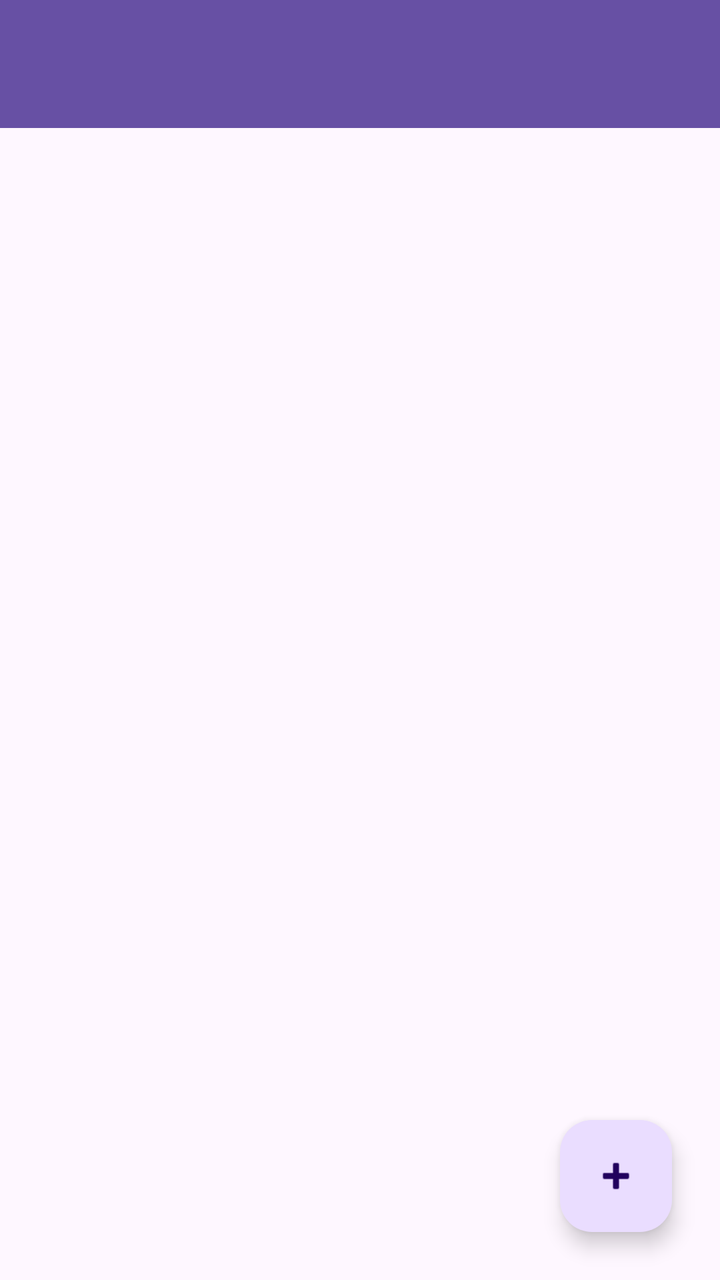
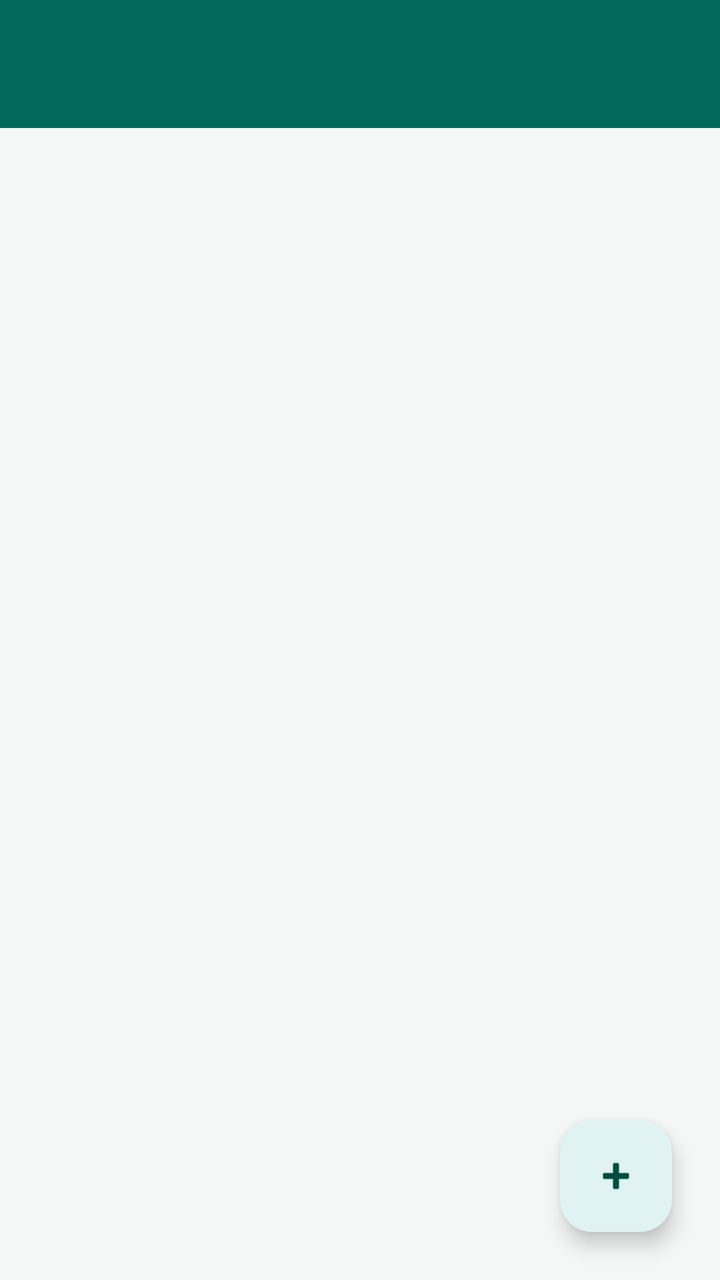

An Android layout rendered at two revisions. The XML below is the earlier revision; the diff shows what the commit changed to produce the second picture.
<!-- AndroidManifest.xml: application theme Theme.MyApplication -->
<!-- res/layout/activity_admin_dashboard.xml -->
<?xml version="1.0" encoding="utf-8"?>
<LinearLayout xmlns:android="http://schemas.android.com/apk/res/android"
    android:layout_width="match_parent"
    android:layout_height="match_parent"
    android:orientation="vertical">

    <com.google.android.material.appbar.MaterialToolbar
        android:id="@+id/toolbar"
        android:layout_width="match_parent"
        android:layout_height="?attr/actionBarSize"
        android:background="?attr/colorPrimary"
        android:title="Admin - Staff"
        android:titleTextColor="@color/white" />

    <FrameLayout
        android:layout_width="match_parent"
        android:layout_height="0dp"
        android:layout_weight="1">

        <TextView
            android:id="@+id/emptyText"
            android:layout_width="wrap_content"
            android:layout_height="wrap_content"
            android:layout_gravity="center"
            android:text="No staff yet. Tap + to add one."
            android:visibility="gone" />

        <androidx.recyclerview.widget.RecyclerView
            android:id="@+id/staffRecyclerView"
            android:layout_width="match_parent"
            android:layout_height="match_parent"
            android:clipToPadding="false"
            android:padding="8dp" />

        <com.google.android.material.floatingactionbutton.FloatingActionButton
            android:id="@+id/addStaffFab"
            android:layout_width="wrap_content"
            android:layout_height="wrap_content"
            android:layout_gravity="bottom|end"
            android:layout_margin="24dp"
            android:contentDescription="Add staff"
            android:src="@android:drawable/ic_input_add" />
    </FrameLayout>

</LinearLayout>
<!-- resources referenced by this layout -->
<resources>
  <color name="white">#FFFFFFFF</color>
  <style name="Theme.MyApplication" parent="Base.Theme.MyApplication" />
  <style name="Base.Theme.MyApplication" parent="Theme.Material3.DayNight.NoActionBar">
          
          
      </style>
</resources>

<!-- the commit's change to res/layout/activity_admin_dashboard.xml (unified diff, before → after) -->
@@ -1,5 +1,6 @@
 <?xml version="1.0" encoding="utf-8"?>
 <LinearLayout xmlns:android="http://schemas.android.com/apk/res/android"
+    xmlns:app="http://schemas.android.com/apk/res-auto"
     android:layout_width="match_parent"
     android:layout_height="match_parent"
     android:orientation="vertical">
@@ -10,20 +11,39 @@
         android:layout_height="?attr/actionBarSize"
         android:background="?attr/colorPrimary"
         android:title="Admin - Staff"
-        android:titleTextColor="@color/white" />
+        app:titleTextColor="@color/white"
+        app:actionMenuTextColor="@color/white" />
 
     <FrameLayout
         android:layout_width="match_parent"
         android:layout_height="0dp"
         android:layout_weight="1">
 
-        <TextView
+        <LinearLayout
             android:id="@+id/emptyText"
             android:layout_width="wrap_content"
             android:layout_height="wrap_content"
             android:layout_gravity="center"
-            android:text="No staff yet. Tap + to add one."
-            android:visibility="gone" />
+            android:orientation="vertical"
+            android:gravity="center"
+            android:visibility="gone">
+
+            <ImageView
+                android:layout_width="64dp"
+                android:layout_height="64dp"
+                android:alpha="0.5"
+                android:tint="@color/text_secondary"
+                android:contentDescription="@null"
+                android:src="@android:drawable/ic_menu_myplaces" />
+
+            <TextView
+                android:layout_width="wrap_content"
+                android:layout_height="wrap_content"
+                android:layout_marginTop="12dp"
+                android:text="No staff added yet"
+                android:textColor="@color/text_secondary"
+                android:textSize="15sp" />
+        </LinearLayout>
 
         <androidx.recyclerview.widget.RecyclerView
             android:id="@+id/staffRecyclerView"
<!-- resource entries referenced after the edit -->
@@ -1,10 +1,24 @@
 <!-- resources referenced by this layout -->
 <resources>
+  <color name="text_secondary">#6B6B6B</color>
   <color name="white">#FFFFFFFF</color>
   <style name="Theme.MyApplication" parent="Base.Theme.MyApplication" />
   <style name="Base.Theme.MyApplication" parent="Theme.Material3.DayNight.NoActionBar">
-          
-          
+          <item name="colorPrimary">@color/brand_primary</item>
+          <item name="colorOnPrimary">@color/brand_on_primary</item>
+          <item name="colorPrimaryContainer">@color/brand_primary_light</item>
+          <item name="colorOnPrimaryContainer">@color/brand_primary_dark</item>
+          <item name="colorSecondary">@color/brand_secondary</item>
+          <item name="colorOnSecondary">@color/black</item>
+          <item name="android:statusBarColor">@color/brand_primary_dark</item>
+          <item name="android:windowBackground">@color/screen_background</item>
       </style>
+  <color name="brand_primary">#00695C</color>
+  <color name="brand_on_primary">@color/white</color>
+  <color name="brand_primary_light">#E0F2F1</color>
+  <color name="brand_primary_dark">#004D40</color>
+  <color name="brand_secondary">#FFB300</color>
+  <color name="black">#FF000000</color>
+  <color name="screen_background">#F5F7F6</color>
 </resources>
 
